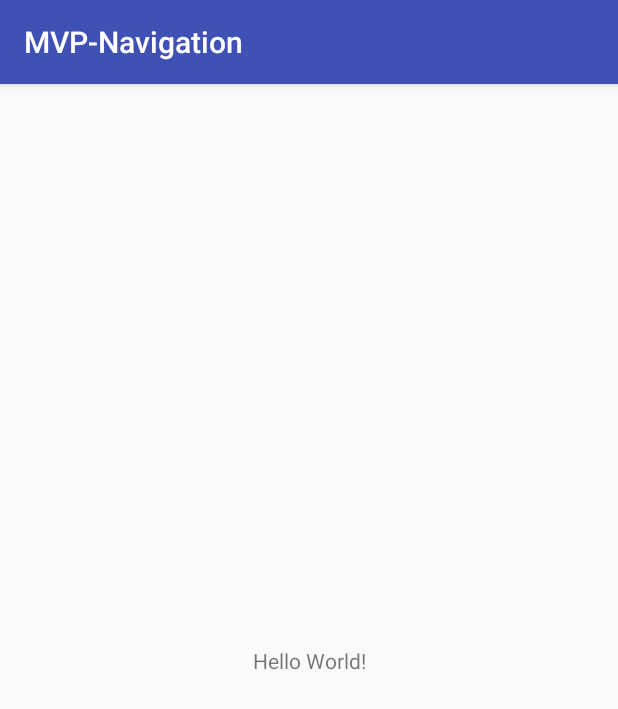
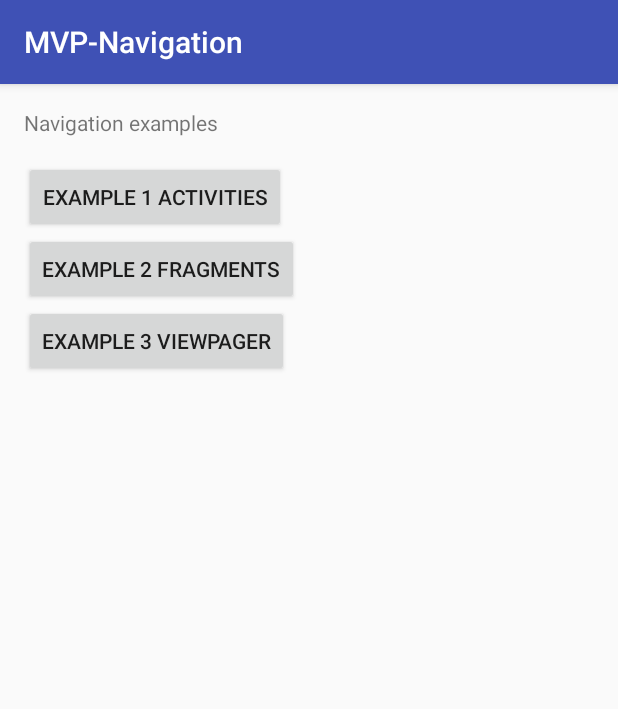
Before and after one commit to NikitaKozlov/MVP-Navigation, an Android app: the screen it shows after launch (MainActivity), on a phone screen of 412 x 824 dp. Shown: the top 709 px of the screen. Run offline under Robolectric (Android 15) with nearby library versions, the phone set to English and light mode, and no system bars.

Commit message:
Added MainActivity and main packages.

```diff
--- a/app/src/main/java/org/kaerdan/mvp_navigation/MainActivity.java
+++ b/app/src/main/java/org/kaerdan/mvp_navigation/MainActivity.java
@@ -1,14 +1,62 @@
 package org.kaerdan.mvp_navigation;
 
+import android.content.Intent;
+import android.os.Bundle;
 import android.support.v7.app.AppCompatActivity;
-import android.os.Bundle;
+import android.view.View;
+import android.view.ViewGroup;
+import android.widget.ArrayAdapter;
+import android.widget.Button;
+import android.widget.ListView;
 
-public class MainActivity extends AppCompatActivity {
+import java.util.List;
+
+public class MainActivity extends AppCompatActivity implements MainContract.View {
+
+    private ListView listView;
+    private MainPresenter mainPresenter;
 
     @Override
     protected void onCreate(Bundle savedInstanceState) {
         super.onCreate(savedInstanceState);
         setContentView(R.layout.activity_main);
+        listView = (ListView) findViewById(R.id.button_list);
+        mainPresenter = new MainPresenter();
     }
+
+    @Override
+    protected void onStart() {
+        super.onStart();
+        mainPresenter.onAttachView(this);
+    }
+
+    @Override
+    protected void onStop() {
+        super.onStop();
+        mainPresenter.onDetachView();
+    }
+
+    @Override
+    public void displayButtons(List<Integer> stringIdList) {
+        listView.setAdapter(new ArrayAdapter<Integer>(this, 0, stringIdList) {
+            @Override
+            public View getView(final int position, View convertView, ViewGroup parent) {
+                Button button = convertView != null ? (Button) convertView : new Button(parent.getContext());
+                button.setText(getItem(position));
+                button.setOnClickListener(new View.OnClickListener() {
+                    @Override
+                    public void onClick(View v) {
+                        mainPresenter.onButtonFromListClicked(position);
+                    }
+                });
+                return button;
+            }
+        });
+    }
+
+    @Override
+    public void launchActivity(Class<?> cls) {
+        startActivity(new Intent(this, cls));
+    }
+
 }
-j
--- /dev/null
+++ b/app/src/main/java/org/kaerdan/mvp_navigation/MainContract.java
@@ -0,0 +1,14 @@
+package org.kaerdan.mvp_navigation;
+
+import java.util.List;
+
+public interface MainContract {
+    interface Presenter extends org.kaerdan.mvp_navigation.core.Presenter<View> {
+        void onButtonFromListClicked(int position);
+    }
+
+    interface View extends org.kaerdan.mvp_navigation.core.Presenter.View {
+        void displayButtons(List<Integer> stringIdList);
+        void launchActivity(Class<?> cls);
+    }
+}
--- /dev/null
+++ b/app/src/main/java/org/kaerdan/mvp_navigation/MainPresenter.java
@@ -0,0 +1,35 @@
+package org.kaerdan.mvp_navigation;
+
+import org.kaerdan.mvp_navigation.example1_activities.ArticleActivity;
+import org.kaerdan.mvp_navigation.example2_fragments.ArticleFragmentsActivity;
+import org.kaerdan.mvp_navigation.example3_viewpager.ArticleViewPagerActivity;
+
+import java.util.Arrays;
+import java.util.List;
+
+public class MainPresenter  implements MainContract.Presenter {
+
+    private List<Integer> stringIdList = Arrays.asList(R.string.example1_title,
+            R.string.example2_title, R.string.example3_title);
+
+    private List<Class<?>> activityClsList = Arrays.<Class<?>>asList(ArticleActivity.class,
+            ArticleFragmentsActivity.class, ArticleViewPagerActivity.class);
+
+    private MainContract.View view;
+
+
+    public void onAttachView(MainContract.View view) {
+        this.view = view;
+        view.displayButtons(stringIdList);
+    }
+
+    public void onDetachView() {
+        this.view = null;
+    }
+
+
+    @Override
+    public void onButtonFromListClicked(int position) {
+        view.launchActivity(activityClsList.get(position));
+    }
+}
--- /dev/null
+++ b/app/src/main/java/org/kaerdan/mvp_navigation/core/Presenter.java
@@ -0,0 +1,22 @@
+package org.kaerdan.mvp_navigation.core;
+
+public interface Presenter<T extends Presenter.View> {
+
+    /**
+     * Called to attach view to the Presenter
+     * @param view view to attach
+     */
+    void onAttachView(T view);
+
+    /**
+     * Called to detach view from the Presenter
+     */
+    void onDetachView();
+
+    /**
+     * Interface represents View in MVP approach.
+     */
+    interface View {
+
+    }
+}
--- a/app/src/main/res/layout/activity_main.xml
+++ b/app/src/main/res/layout/activity_main.xml
@@ -1,19 +1,28 @@
 <?xml version="1.0" encoding="utf-8"?>
-<android.support.constraint.ConstraintLayout xmlns:android="http://schemas.android.com/apk/res/android"
-    xmlns:app="http://schemas.android.com/apk/res-auto"
+<LinearLayout xmlns:android="http://schemas.android.com/apk/res/android"
     xmlns:tools="http://schemas.android.com/tools"
-    android:id="@+id/activity_main"
     android:layout_width="match_parent"
     android:layout_height="match_parent"
+    android:orientation="vertical"
+    android:paddingBottom="@dimen/activity_vertical_margin"
+    android:paddingLeft="@dimen/activity_horizontal_margin"
+    android:paddingRight="@dimen/activity_horizontal_margin"
+    android:paddingTop="@dimen/activity_vertical_margin"
     tools:context="org.kaerdan.mvp_navigation.MainActivity">
 
     <TextView
+        android:id="@+id/description"
         android:layout_width="wrap_content"
         android:layout_height="wrap_content"
-        android:text="Hello World!"
-        app:layout_constraintBottom_toBottomOf="@+id/activity_main"
-        app:layout_constraintLeft_toLeftOf="@+id/activity_main"
-        app:layout_constraintRight_toRightOf="@+id/activity_main"
-        app:layout_constraintTop_toTopOf="@+id/activity_main" />
+        android:layout_marginBottom="@dimen/activity_vertical_margin"
+        android:layout_weight="0"
+        android:text="@string/app_description" />
 
-</android.support.constraint.ConstraintLayout>
+    <ListView
+        android:id="@+id/button_list"
+        android:layout_width="wrap_content"
+        android:layout_height="wrap_content"
+        android:layout_weight="1"
+        android:divider="@null" />
+
+</LinearLayout>
--- /dev/null
+++ b/app/src/main/res/layout/fragment_article_list.xml
@@ -0,0 +1,5 @@
+<RecyclerView xmlns:android="http://schemas.android.com/apk/res/android"
+    xmlns:tools="http://schemas.android.com/tools"
+    android:layout_width="match_parent"
+    android:layout_height="match_parent"
+    tools:context=".core.fragments.ArticleListFragment"/>
--- a/app/src/main/res/values/strings.xml
+++ b/app/src/main/res/values/strings.xml
@@ -1,3 +1,13 @@
 <resources>
     <string name="app_name">MVP-Navigation</string>
+    <string name="app_description">Navigation examples</string>
+
+    <string name="example1_title">Example 1 Activities</string>
+    <string name="example1_description">Example 1 Description</string>
+
+    <string name="example2_title">Example 2 Fragments</string>
+    <string name="example2_description">Example 2 Description</string>
+
+    <string name="example3_title">Example 3 ViewPager</string>
+    <string name="example3_description">Example 3 Description</string>
 </resources>
```
Also changed, not shown: app/build.gradle (+4 -3 lines), app/src/main/AndroidManifest.xml (+12 -0 lines), app/src/main/java/org/kaerdan/mvp_navigation/core/fragments/ArticleFragment.java (added, +27 -0 lines), app/src/main/java/org/kaerdan/mvp_navigation/core/fragments/ArticleListFragment.java (added, +30 -0 lines), app/src/main/java/org/kaerdan/mvp_navigation/core/fragments/FavoriteArticleListFragment.java (added, +25 -0 lines), app/src/main/java/org/kaerdan/mvp_navigation/example1_activities/ArticleActivity.java (added, +14 -0 lines), app/src/main/java/org/kaerdan/mvp_navigation/example1_activities/ArticleListActivity.java (added, +15 -0 lines), app/src/main/java/org/kaerdan/mvp_navigation/example2_fragments/ArticleFragmentsActivity.java (added, +15 -0 lines), app/src/main/java/org/kaerdan/mvp_navigation/example3_viewpager/ArticleViewPagerActivity.java (added, +15 -0 lines), app/src/main/res/layout/fragment_article.xml (added, +12 -0 lines), 1 other file.
